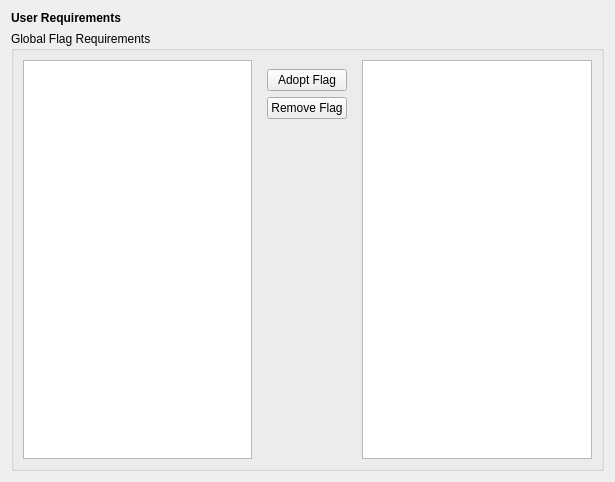
The window that gui/user_requirements_editor.ui (JamesAIzzard/codiet) describes before a commit, drawn with Qt 5.
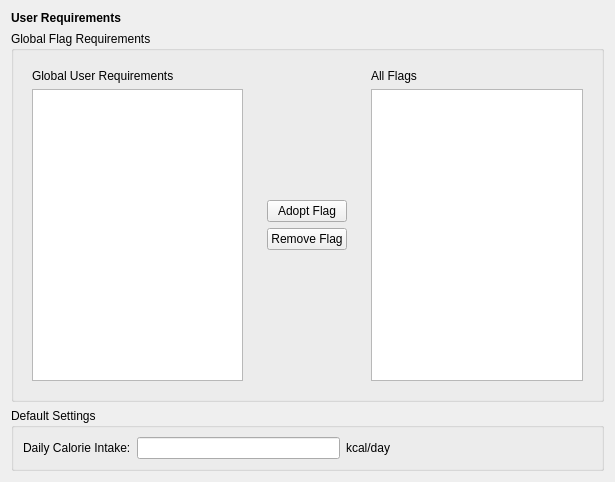
The same window after the commit.

Commit message: Adds batch file to build UI.

The edit to the form file:
```diff
--- a/gui/user_requirements_editor.ui
+++ b/gui/user_requirements_editor.ui
@@ -15,7 +15,7 @@
   </property>
   <layout class="QVBoxLayout" name="verticalLayout">
    <item>
-    <widget class="QLabel" name="label">
+    <widget class="QLabel" name="lbl_title">
      <property name="font">
       <font>
        <bold>true</bold>
@@ -34,11 +34,37 @@
      </property>
      <layout class="QHBoxLayout" name="horizontalLayout">
       <item>
-       <widget class="QListView" name="listView_2"/>
+       <widget class="QWidget" name="widget_2" native="true">
+        <layout class="QVBoxLayout" name="verticalLayout_3">
+         <item>
+          <widget class="QLabel" name="label_2">
+           <property name="text">
+            <string>Global User Requirements</string>
+           </property>
+          </widget>
+         </item>
+         <item>
+          <widget class="QListView" name="listView_2"/>
+         </item>
+        </layout>
+       </widget>
       </item>
       <item>
        <widget class="QWidget" name="widget" native="true">
         <layout class="QVBoxLayout" name="verticalLayout_2">
+         <item>
+          <spacer name="verticalSpacer_2">
+           <property name="orientation">
+            <enum>Qt::Vertical</enum>
+           </property>
+           <property name="sizeHint" stdset="0">
+            <size>
+             <width>20</width>
+             <height>40</height>
+            </size>
+           </property>
+          </spacer>
+         </item>
          <item>
           <widget class="QPushButton" name="pushButton">
            <property name="text">
@@ -70,7 +96,90 @@
        </widget>
       </item>
       <item>
-       <widget class="QListView" name="listView"/>
+       <widget class="QWidget" name="widget_3" native="true">
+        <layout class="QVBoxLayout" name="verticalLayout_4">
+         <item>
+          <widget class="QLabel" name="label_3">
+           <property name="text">
+            <string>All Flags</string>
+           </property>
+          </widget>
+         </item>
+         <item>
+          <widget class="QListView" name="listView"/>
+         </item>
+        </layout>
+       </widget>
+      </item>
+     </layout>
+    </widget>
+   </item>
+   <item>
+    <widget class="QGroupBox" name="groupBox_2">
+     <property name="title">
+      <string>Default Settings</string>
+     </property>
+     <layout class="QHBoxLayout" name="horizontalLayout_2">
+      <item>
+       <widget class="QLabel" name="label">
+        <property name="sizePolicy">
+         <sizepolicy hsizetype="Preferred" vsizetype="Preferred">
+          <horstretch>0</horstretch>
+          <verstretch>0</verstretch>
+         </sizepolicy>
+        </property>
+        <property name="maximumSize">
+         <size>
+          <width>16777209</width>
+          <height>16777215</height>
+         </size>
+        </property>
+        <property name="baseSize">
+         <size>
+          <width>0</width>
+          <height>0</height>
+         </size>
+        </property>
+        <property name="text">
+         <string>Daily Calorie Intake:</string>
+        </property>
+       </widget>
+      </item>
+      <item>
+       <widget class="QLineEdit" name="lineEdit">
+        <property name="sizePolicy">
+         <sizepolicy hsizetype="MinimumExpanding" vsizetype="Preferred">
+          <horstretch>0</horstretch>
+          <verstretch>0</verstretch>
+         </sizepolicy>
+        </property>
+        <property name="maximumSize">
+         <size>
+          <width>16777215</width>
+          <height>16777215</height>
+         </size>
+        </property>
+       </widget>
+      </item>
+      <item>
+       <widget class="QLabel" name="label_4">
+        <property name="text">
+         <string>kcal/day</string>
+        </property>
+       </widget>
+      </item>
+      <item>
+       <spacer name="horizontalSpacer">
+        <property name="orientation">
+         <enum>Qt::Horizontal</enum>
+        </property>
+        <property name="sizeHint" stdset="0">
+         <size>
+          <width>40</width>
+          <height>20</height>
+         </size>
+        </property>
+       </spacer>
       </item>
      </layout>
     </widget>
```
Left out of the diff: 2 changed lines with no effect on the pictures. The commit also changes 4 other files.
